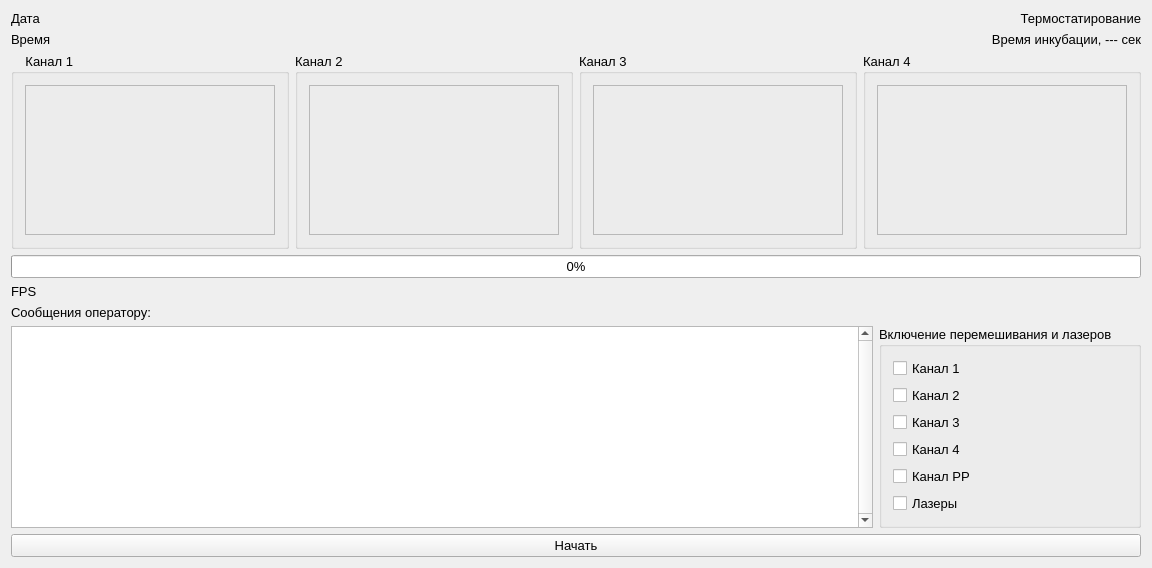
Qt form widget.ui (krang4d/Agrekola) before a commit.
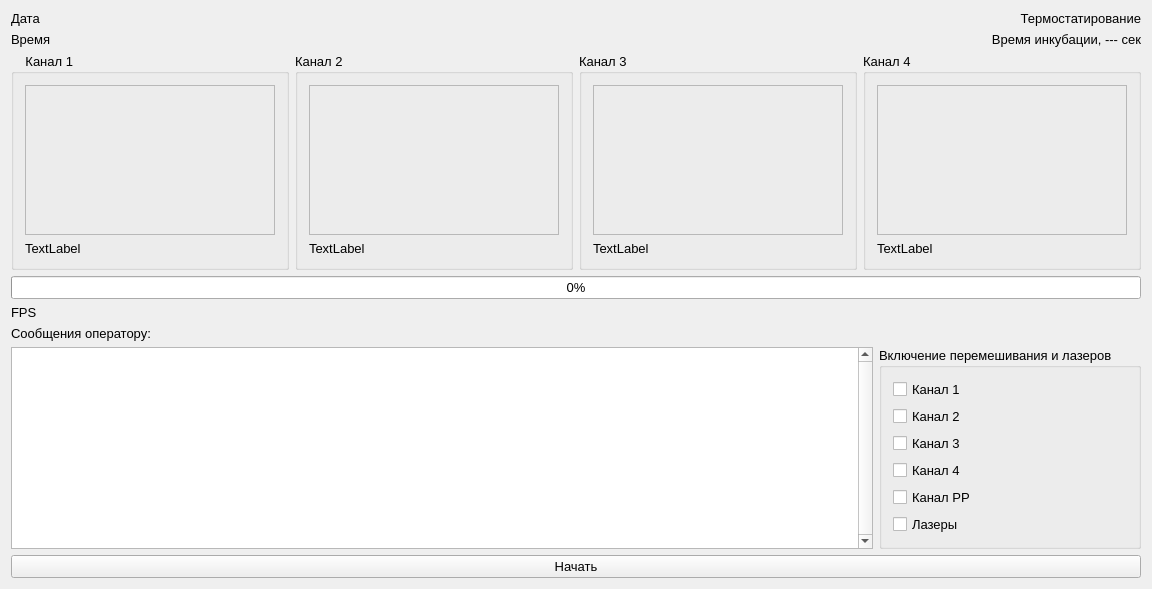
The same form after that commit. Custom widgets are drawn as their Qt base class.

Diff of the .ui file:
```diff
--- a/widget.ui
+++ b/widget.ui
@@ -240,6 +240,13 @@
           </property>
          </widget>
         </item>
+        <item>
+         <widget class="QLabel" name="label_led1">
+          <property name="text">
+           <string>TextLabel</string>
+          </property>
+         </widget>
+        </item>
        </layout>
       </widget>
      </item>
@@ -265,6 +272,13 @@
           </property>
          </widget>
         </item>
+        <item>
+         <widget class="QLabel" name="label_led2">
+          <property name="text">
+           <string>TextLabel</string>
+          </property>
+         </widget>
+        </item>
        </layout>
       </widget>
      </item>
@@ -290,6 +304,13 @@
           </property>
          </widget>
         </item>
+        <item>
+         <widget class="QLabel" name="label_led3">
+          <property name="text">
+           <string>TextLabel</string>
+          </property>
+         </widget>
+        </item>
        </layout>
       </widget>
      </item>
@@ -322,6 +343,13 @@
           </property>
          </widget>
         </item>
+        <item>
+         <widget class="QLabel" name="label_led4">
+          <property name="text">
+           <string>TextLabel</string>
+          </property>
+         </widget>
+        </item>
        </layout>
       </widget>
      </item>
```
Left out of the diff: 9 changed lines with no effect on the pictures.
